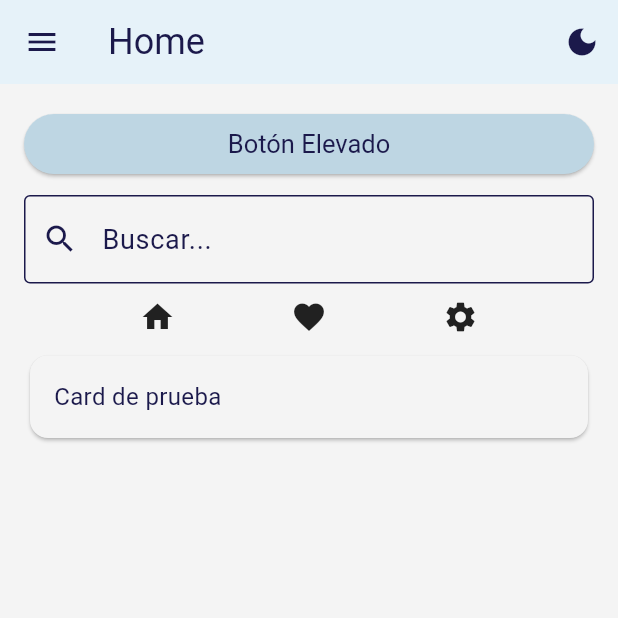
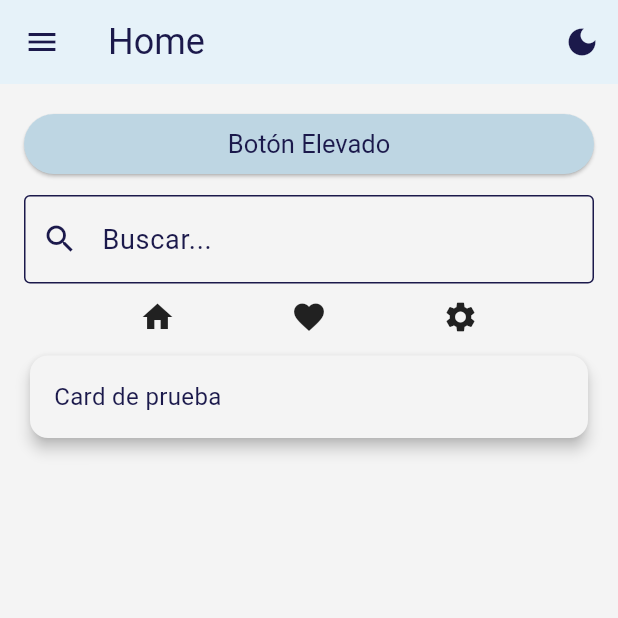
Before and after one commit to Garyjnm/aplicacion_movil_farmacia_joshua, a Flutter app: the screen it shows after launch, on a phone screen of 412 x 824 dp, the top half of it. Run offline on Flutter 3.47's test engine with Material 3 defaults, Android fonts, the phone set to English and light mode, and no system bars; Roboto replaces fonts that are missing (Segoe UI); project files that could hold a hidden picture were left out.

Commit message:
mejorando los temas claro y oscuro. Se agregaron nuevos elementos para manejar los colores por defecto de los cards y texfields.

```diff
--- a/lib/ui/core/themes/dark_theme.dart
+++ b/lib/ui/core/themes/dark_theme.dart
@@ -32,11 +32,40 @@ final ThemeData darkTheme = ThemeData(
   useMaterial3: true,
   elevatedButtonTheme: ElevatedButtonThemeData(
     style: ButtonStyle(
-      backgroundColor: WidgetStatePropertyAll(_darkColorScheme.primaryContainer),
-      foregroundColor: WidgetStatePropertyAll(_darkColorScheme.onPrimaryContainer),
-        textStyle: WidgetStatePropertyAll(
-      const TextStyle(fontSize: 17), // <-- tamaño del texto
-    ),
+      backgroundColor: WidgetStatePropertyAll(
+        _darkColorScheme.primaryContainer,
+      ),
+      foregroundColor: WidgetStatePropertyAll(
+        _darkColorScheme.onPrimaryContainer,
+      ),
+      textStyle: WidgetStatePropertyAll(
+        const TextStyle(fontSize: 17), // <-- tamaño del texto
+      ),
     ),
   ),
+  inputDecorationTheme: InputDecorationTheme(
+    border: OutlineInputBorder(
+      borderSide: BorderSide(color: _darkColorScheme.onSurface),
+    ),
+    focusedBorder: OutlineInputBorder(
+      borderSide: BorderSide(color: _darkColorScheme.tertiary, width: 2),
+    ),
+    enabledBorder: OutlineInputBorder(
+      borderSide: BorderSide(color: _darkColorScheme.onSurface),
+    ),
+    errorBorder: OutlineInputBorder(
+      borderSide: BorderSide(color: _darkColorScheme.onError, width: 2),
+    ),
+  ),
+  textSelectionTheme: TextSelectionThemeData(
+    cursorColor: Color(0xFFFFFFFF), // color del cursor
+    selectionColor: Color(0xFF1B194B),
+    selectionHandleColor: _darkColorScheme.secondary, // “bolita” de selección
+  ),
+  cardTheme: CardThemeData(
+    color: _darkColorScheme.primary, // fondo por default de los Card
+    elevation: 4,
+    // shadowColor: Colors.white,
+    shape: RoundedRectangleBorder(borderRadius: BorderRadius.circular(12)),
+  ),
 );
--- a/lib/ui/core/themes/light_theme.dart
+++ b/lib/ui/core/themes/light_theme.dart
@@ -11,7 +11,7 @@ final ColorScheme _lightColorScheme = const ColorScheme(
   secondaryContainer: Color(0xFF6D8D9F),
   onSecondaryContainer: Color(0xFFF4F4F4),
   tertiary: Color(0xFF4D0A0F),
-  error: Color(0xFFE6F2F9 ),
+  error: Color(0xFFE6F2F9),
   onError: Color(0xFF4D0A0F),
   surface: Color(0xFFF4F4F4),
   onSurface: Color(0xFF1B194B),
@@ -35,11 +35,41 @@ final ThemeData lightTheme = ThemeData(
   useMaterial3: true,
   elevatedButtonTheme: ElevatedButtonThemeData(
     style: ButtonStyle(
-      backgroundColor: WidgetStatePropertyAll(_lightColorScheme.primaryContainer),
-      foregroundColor: WidgetStatePropertyAll(_lightColorScheme.onPrimaryContainer),
+      backgroundColor: WidgetStatePropertyAll(
+        _lightColorScheme.primaryContainer,
+      ),
+      foregroundColor: WidgetStatePropertyAll(
+        _lightColorScheme.onPrimaryContainer,
+      ),
       textStyle: WidgetStatePropertyAll(
-      const TextStyle(fontSize: 17), // <-- tamaño del texto
-    ),
+        const TextStyle(fontSize: 17), // <-- tamaño del texto
+      ),
     ),
   ),
+  inputDecorationTheme: InputDecorationTheme(
+    border: OutlineInputBorder(
+      borderSide: BorderSide(color: _lightColorScheme.onSurface),
+    ),
+    focusedBorder: OutlineInputBorder(
+      borderSide: BorderSide(color: _lightColorScheme.tertiary, width: 2),
+    ),
+    enabledBorder: OutlineInputBorder(
+      borderSide: BorderSide(color: _lightColorScheme.onSurface),
+    ),
+    errorBorder: OutlineInputBorder(
+      borderSide: BorderSide(color: _lightColorScheme.onError, width: 2),
+    ),
+  ),
+  textSelectionTheme: TextSelectionThemeData(
+    cursorColor: Color(0xFF1B194B), // color del cursor
+    selectionColor: _lightColorScheme.primary,
+    selectionHandleColor: Color(0xFF1B194B) // “bolita” de selección
+  ),
+  cardTheme: CardThemeData(
+      color: _lightColorScheme.surface,  // fondo por default de los Card
+      elevation: 4,
+      shape: RoundedRectangleBorder(
+        borderRadius: BorderRadius.circular(12),
+      ),
+  ),
 );
```
